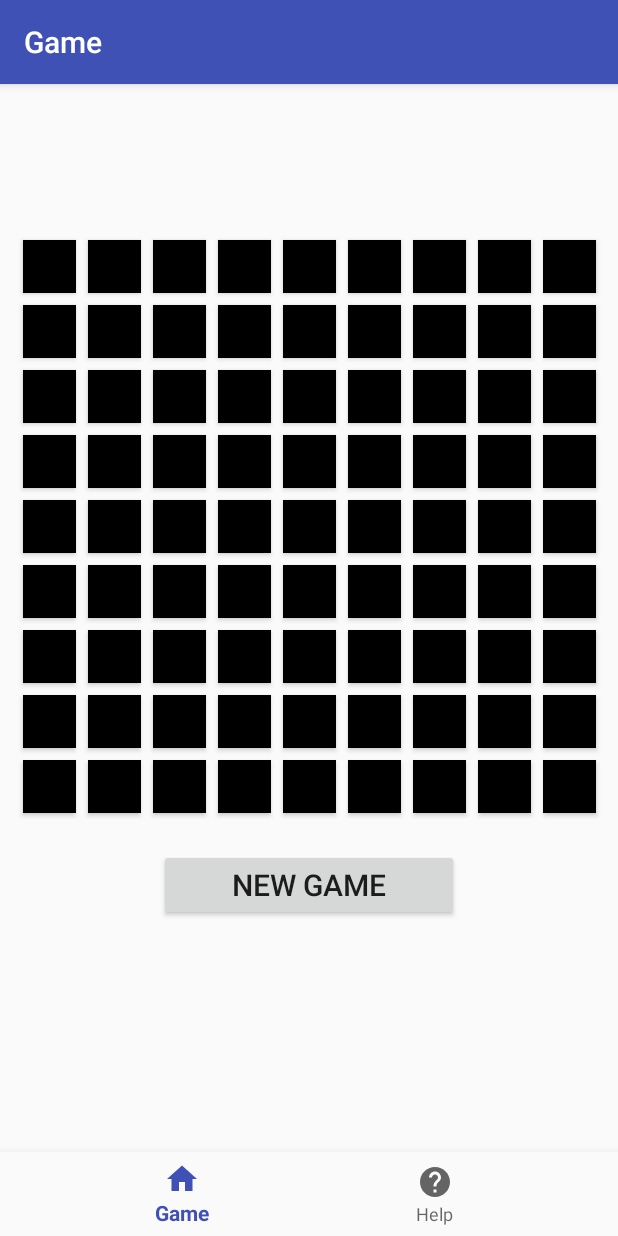
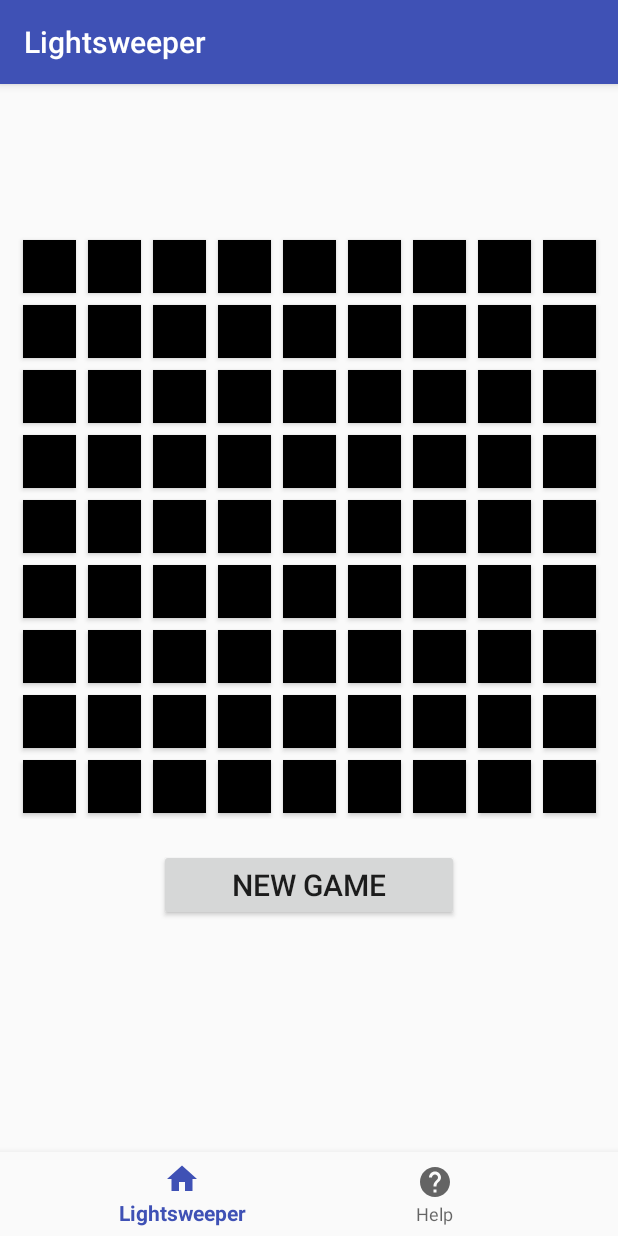
Before and after one commit to badimala218/Lightsweeper2, an Android app: the screen it shows after launch (MainActivity), on a phone screen of 412 x 824 dp. Run offline under Robolectric (Android 15) with nearby library versions, the phone set to English and light mode, and no system bars; our stand-ins replace navigation-ui.

Commit message:
Update strings.xml

```diff
--- a/app/src/main/res/values/strings.xml
+++ b/app/src/main/res/values/strings.xml
@@ -1,6 +1,6 @@
 <resources>
     <string name="app_name">Lightsweeper</string>
-    <string name="title_game">Game</string>
+    <string name="title_game">Lightsweeper</string>
     <string name="title_help">Help</string>
     <string name="congrats">Congratulations!</string>
     <string name="help_instructions">Find all the lights to win!</string>
```
